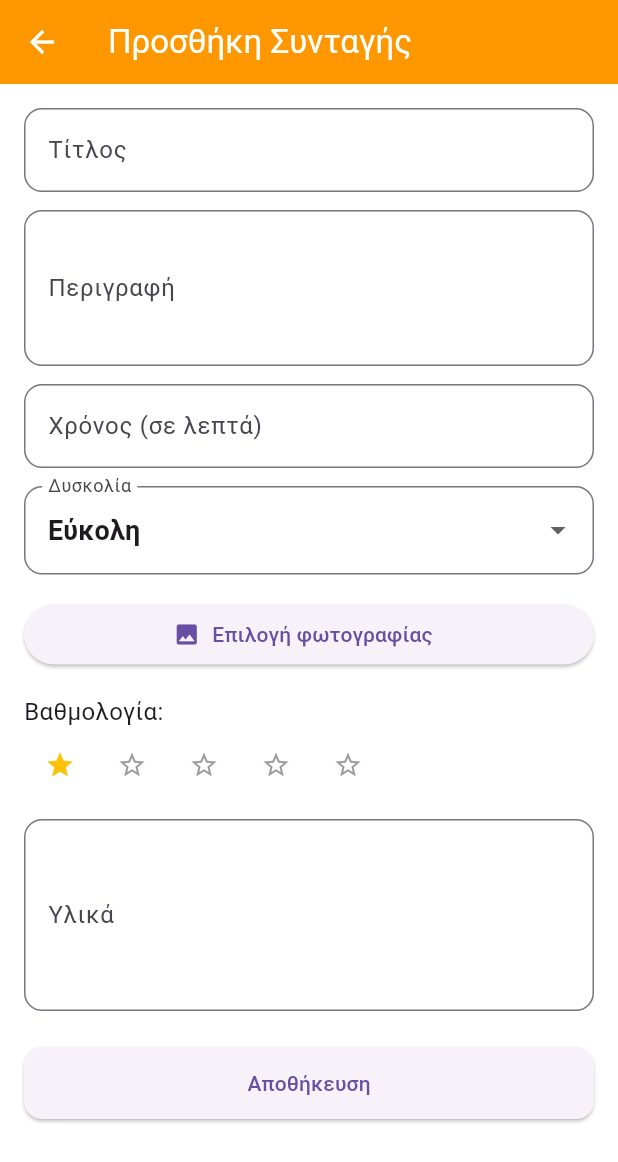
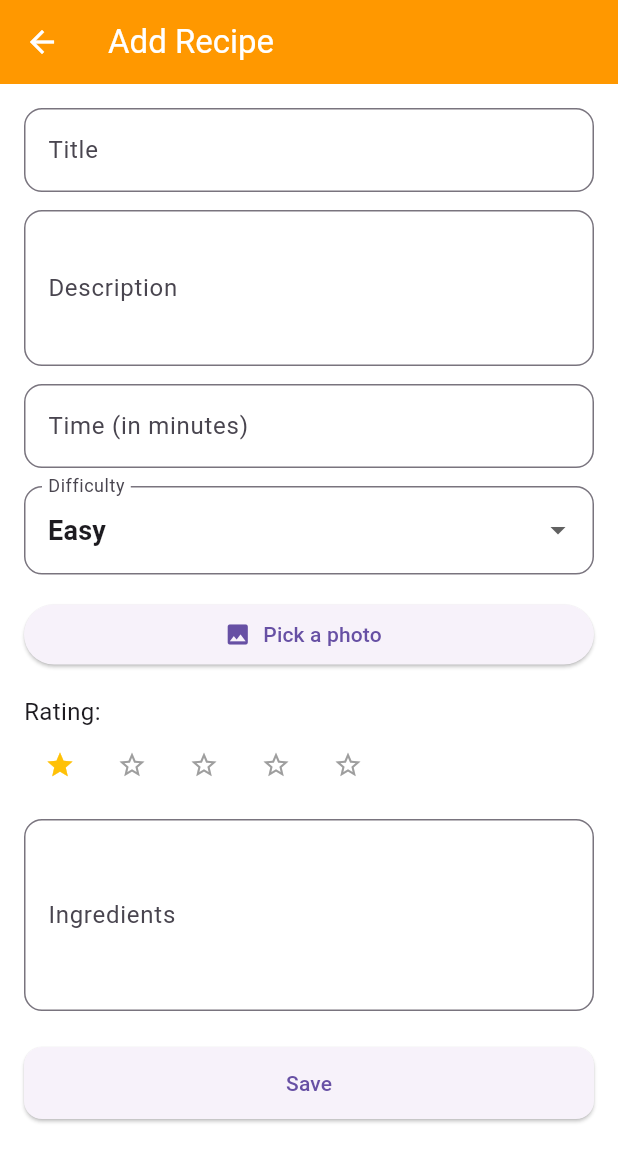
Before and after one commit to psarrosfilippos/Recipe-app, a Flutter app: the AddRecipeScreen screen opened by its route, after a tap on the "star border" icon, on a phone screen of 412 x 824 dp. Shown: the top 1162 px of the screen. Run offline on Flutter 3.47's test engine with Material 3 defaults, Android fonts, the phone set to English and light mode, and no system bars; our stand-ins replace hive, hive_flutter, image_picker, permission_handler; accounts and stored records are empty.

Commit message:
Update add_recipe_screen.dart

```diff
--- a/lib/screens/add_recipe_screen.dart
+++ b/lib/screens/add_recipe_screen.dart
@@ -1,15 +1,15 @@
-// Εισαγωγή απαραίτητων πακέτων
+// Import necessary packages
 import 'dart:io';
 import 'package:flutter/material.dart';
 import 'package:hive/hive.dart';
 import 'package:image_picker/image_picker.dart';
 import 'package:permission_handler/permission_handler.dart';
 
-// Εισαγωγή του μοντέλου Recipe και του widget αξιολόγησης με αστέρια
+// Import the Recipe model and the star rating widget
 import '../models/recipe.dart';
 import '../widgets/star_rating.dart';
 
-// Οθόνη για την προσθήκη νέας συνταγής
+// Screen for adding a new recipe
 class AddRecipeScreen extends StatefulWidget {
   const AddRecipeScreen({super.key});
 
@@ -18,39 +18,39 @@ class AddRecipeScreen extends StatefulWidget {
 }
 
 class _AddRecipeScreenState extends State<AddRecipeScreen> {
-  // Κλειδί για τη φόρμα ώστε να μπορούμε να κάνουμε validate και save
+  // Key for the form to allow validation and saving
   final _formKey = GlobalKey<FormState>();
 
-  // Μεταβλητές για τα πεδία της συνταγής
+  // Variables for the recipe fields
   String title = '';
   String description = '';
   int prepTime = 0;
-  String difficulty = 'Εύκολη';
+  String difficulty = 'Easy';
   String imagePath = '';
   int rating = 0;
   String ingredients = '';
 
-  // Αρχείο εικόνας που επιλέγει ο χρήστης
+  // Image file selected by the user
   XFile? selectedImage;
 
-  // Ενημερώνει τη βαθμολογία και την αντίστοιχη δυσκολία
+  // Updates the rating and corresponding difficulty
   void _updateDifficulty(int newRating) {
     setState(() {
       rating = newRating;
       if (rating <= 3) {
-        difficulty = 'Εύκολη';
+        difficulty = 'Easy';
       } else if (rating == 4) {
-        difficulty = 'Μέτρια';
+        difficulty = 'Medium';
       } else {
-        difficulty = 'Δύσκολη';
+        difficulty = 'Hard';
       }
     });
   }
 
-  // Επιλογή εικόνας από τη συλλογή
+  // Pick image from gallery
   Future<void> _pickImage() async {
     final status =
-        await Permission.photos.request(); // Ζητείται άδεια πρόσβασης
+        await Permission.photos.request(); // Request access permission
     if (status.isGranted) {
       final picker = ImagePicker();
       final image = await picker.pickImage(source: ImageSource.gallery);
@@ -61,14 +61,14 @@ class _AddRecipeScreenState extends State<AddRecipeScreen> {
         });
       }
     } else {
-      // Εμφάνιση μηνύματος αν δεν δόθηκε άδεια
+      // Show message if permission was denied
       ScaffoldMessenger.of(context).showSnackBar(
-        const SnackBar(content: Text('Η πρόσβαση στη συλλογή απορρίφθηκε')),
+        const SnackBar(content: Text('Access to gallery was denied')),
       );
     }
   }
 
-  // Αποθήκευση της συνταγής στο Hive box
+  // Save the recipe to the Hive box
   void _saveRecipe() async {
     if (_formKey.currentState!.validate()) {
       _formKey.currentState!.save();
@@ -83,69 +83,69 @@ class _AddRecipeScreenState extends State<AddRecipeScreen> {
         ingredients: ingredients,
       );
 
-      // Άνοιγμα του Hive box και αποθήκευση
+      // Open the Hive box and save
       final box = Hive.box<Recipe>('recipes');
       await box.add(newRecipe);
 
-      // Επιστροφή στην προηγούμενη οθόνη
+      // Go back to the previous screen
       Navigator.pop(context);
     }
   }
 
   @override
   Widget build(BuildContext context) {
-    // Στυλ για τα πεδία εισαγωγής
+    // Input field styles
     final inputBorder = OutlineInputBorder(
       borderRadius: BorderRadius.circular(12),
       borderSide: BorderSide(color: Colors.grey.shade400),
     );
 
     return Scaffold(
-      appBar: AppBar(title: const Text('Προσθήκη Συνταγής')),
+      appBar: AppBar(title: const Text('Add Recipe')),
       body: Padding(
         padding: const EdgeInsets.all(16.0),
         child: Form(
           key: _formKey,
           child: ListView(
             children: [
-              // Πεδία φόρμας για τον τίτλο
+              // Form field for the title
               TextFormField(
                 decoration:
-                    InputDecoration(labelText: 'Τίτλος', border: inputBorder),
+                    InputDecoration(labelText: 'Title', border: inputBorder),
                 validator: (value) =>
-                    value!.isEmpty ? 'Συμπλήρωσε τον τίτλο' : null,
+                    value!.isEmpty ? 'Please enter a title' : null,
                 onSaved: (value) => title = value!,
               ),
               const SizedBox(height: 12),
 
-              // Περιγραφή
+              // Description
               TextFormField(
                 decoration: InputDecoration(
-                    labelText: 'Περιγραφή', border: inputBorder),
+                    labelText: 'Description', border: inputBorder),
                 maxLines: 3,
                 validator: (value) =>
-                    value!.isEmpty ? 'Συμπλήρωσε την περιγραφή' : null,
+                    value!.isEmpty ? 'Please enter a description' : null,
                 onSaved: (value) => description = value!,
               ),
               const SizedBox(height: 12),
 
-              // Χρόνος προετοιμασίας
+              // Preparation time
               TextFormField(
                 decoration: InputDecoration(
-                    labelText: 'Χρόνος (σε λεπτά)', border: inputBorder),
+                    labelText: 'Time (in minutes)', border: inputBorder),
                 keyboardType: TextInputType.number,
                 validator: (value) =>
-                    value!.isEmpty ? 'Συμπλήρωσε τον χρόνο' : null,
+                    value!.isEmpty ? 'Please enter the time' : null,
                 onSaved: (value) => prepTime = int.parse(value!),
               ),
               const SizedBox(height: 12),
 
-              // Επιλογή δυσκολίας
+              // Difficulty selection
               DropdownButtonFormField<String>(
                 decoration:
-                    InputDecoration(labelText: 'Δυσκολία', border: inputBorder),
+                    InputDecoration(labelText: 'Difficulty', border: inputBorder),
                 value: difficulty,
-                items: ['Εύκολη', 'Μέτρια', 'Δύσκολη']
+                items: ['Easy', 'Medium', 'Hard']
                     .map((level) =>
                         DropdownMenuItem(value: level, child: Text(level)))
                     .toList(),
@@ -153,14 +153,14 @@ class _AddRecipeScreenState extends State<AddRecipeScreen> {
               ),
               const SizedBox(height: 16),
 
-              // Κουμπί επιλογής εικόνας
+              // Image selection button
               ElevatedButton.icon(
                 onPressed: _pickImage,
                 icon: const Icon(Icons.photo),
-                label: const Text('Επιλογή φωτογραφίας'),
+                label: const Text('Pick a photo'),
               ),
 
-              // Προεπισκόπηση εικόνας αν έχει επιλεγεί
+              // Image preview if selected
               if (selectedImage != null)
                 Padding(
                   padding: const EdgeInsets.only(top: 12),
@@ -171,26 +171,26 @@ class _AddRecipeScreenState extends State<AddRecipeScreen> {
                 ),
               const SizedBox(height: 16),
 
-              // Επιλογή βαθμολογίας με αστέρια
-              const Text('Βαθμολογία:'),
+              // Star rating
+              const Text('Rating:'),
               StarRating(
                 rating: rating,
                 onRatingChanged: _updateDifficulty,
               ),
               const SizedBox(height: 12),
 
-              // Υλικά συνταγής
+              // Recipe ingredients
               TextFormField(
                 decoration:
-                    InputDecoration(labelText: 'Υλικά', border: inputBorder),
+                    InputDecoration(labelText: 'Ingredients', border: inputBorder),
                 maxLines: 4,
                 validator: (value) =>
-                    value!.isEmpty ? 'Συμπλήρωσε τα υλικά' : null,
+                    value!.isEmpty ? 'Please enter the ingredients' : null,
                 onSaved: (value) => ingredients = value!,
               ),
               const SizedBox(height: 24),
 
-              // Κουμπί αποθήκευσης
+              // Save button
               ElevatedButton(
                 onPressed: _saveRecipe,
                 style: ElevatedButton.styleFrom(
@@ -199,7 +199,7 @@ class _AddRecipeScreenState extends State<AddRecipeScreen> {
                   shape: RoundedRectangleBorder(
                       borderRadius: BorderRadius.circular(12)),
                 ),
-                child: const Text('Αποθήκευση'),
+                child: const Text('Save'),
               ),
             ],
           ),
```
